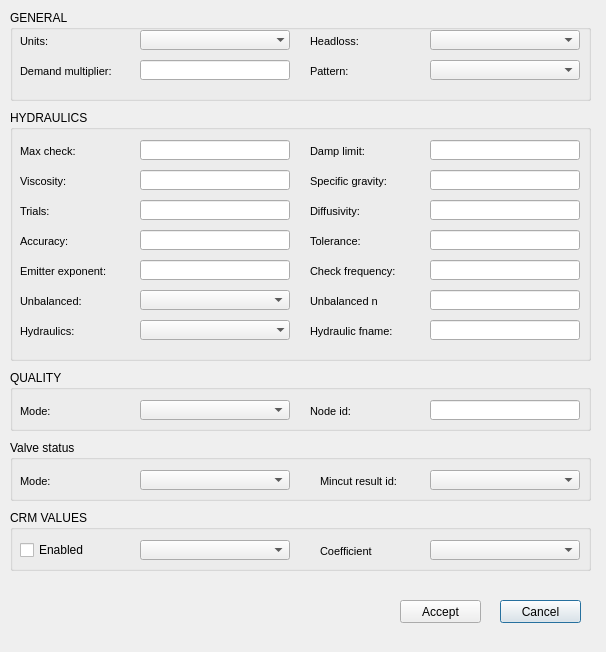
Old version of the form ui/ws_options.ui in the repository Giswater/giswater_qgis_plugin.
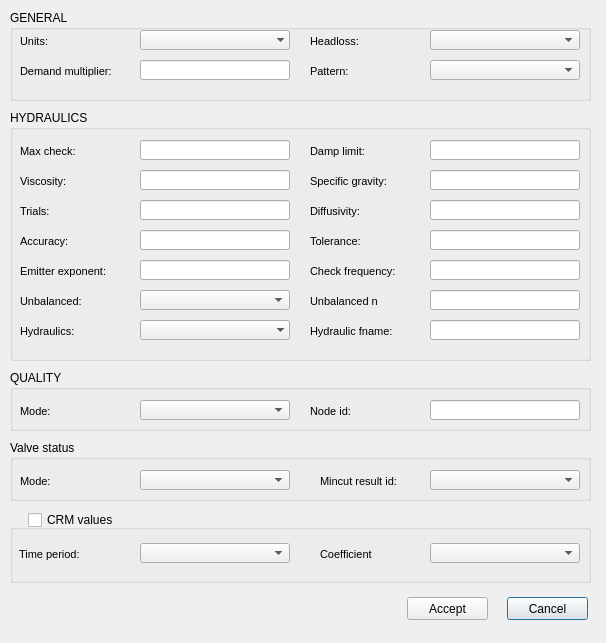
New version of the form.

Commit message: Update ws_options form

The edit to the form file:
```diff
--- a/ui/ws_options.ui
+++ b/ui/ws_options.ui
@@ -7,7 +7,7 @@
     <x>0</x>
     <y>0</y>
     <width>606</width>
-    <height>652</height>
+    <height>643</height>
    </rect>
   </property>
   <property name="windowTitle">
@@ -16,8 +16,8 @@
   <widget class="QPushButton" name="btn_cancel">
    <property name="geometry">
     <rect>
-     <x>500</x>
-     <y>600</y>
+     <x>507</x>
+     <y>597</y>
      <width>81</width>
      <height>23</height>
     </rect>
@@ -29,8 +29,8 @@
   <widget class="QPushButton" name="btn_accept">
    <property name="geometry">
     <rect>
-     <x>400</x>
-     <y>600</y>
+     <x>407</x>
+     <y>597</y>
      <width>81</width>
      <height>23</height>
     </rect>
@@ -1261,17 +1261,17 @@
      <x>10</x>
      <y>510</y>
      <width>581</width>
-     <height>61</height>
+     <height>73</height>
     </rect>
    </property>
    <property name="title">
-    <string>CRM VALUES</string>
+    <string>                              </string>
    </property>
    <widget class="QLabel" name="label_quality_6">
     <property name="geometry">
      <rect>
       <x>310</x>
-      <y>30</y>
+      <y>33</y>
       <width>101</width>
       <height>22</height>
      </rect>
@@ -1308,7 +1308,7 @@
     <property name="geometry">
      <rect>
       <x>420</x>
-      <y>30</y>
+      <y>33</y>
       <width>150</width>
       <height>20</height>
      </rect>
@@ -1318,7 +1318,7 @@
     <property name="geometry">
      <rect>
       <x>130</x>
-      <y>30</y>
+      <y>33</y>
       <width>150</width>
       <height>20</height>
      </rect>
@@ -1327,14 +1327,51 @@
    <widget class="QCheckBox" name="chk_enabled">
     <property name="geometry">
      <rect>
-      <x>10</x>
-      <y>30</y>
-      <width>81</width>
+      <x>18</x>
+      <y>0</y>
+      <width>106</width>
       <height>20</height>
      </rect>
     </property>
     <property name="text">
-     <string>Enabled</string>
+     <string>CRM values</string>
+    </property>
+   </widget>
+   <widget class="QLabel" name="label_time_period">
+    <property name="geometry">
+     <rect>
+      <x>9</x>
+      <y>33</y>
+      <width>115</width>
+      <height>22</height>
+     </rect>
+    </property>
+    <property name="font">
+     <font>
+      <pointsize>8</pointsize>
+      <italic>false</italic>
+     </font>
+    </property>
+    <property name="frameShape">
+     <enum>QFrame::NoFrame</enum>
+    </property>
+    <property name="frameShadow">
+     <enum>QFrame::Plain</enum>
+    </property>
+    <property name="text">
+     <string>Time period:</string>
+    </property>
+    <property name="textFormat">
+     <enum>Qt::AutoText</enum>
+    </property>
+    <property name="scaledContents">
+     <bool>false</bool>
+    </property>
+    <property name="alignment">
+     <set>Qt::AlignLeading|Qt::AlignLeft|Qt::AlignVCenter</set>
+    </property>
+    <property name="margin">
+     <number>3</number>
     </property>
    </widget>
   </widget>
```
Left out of the diff: 6 changed lines with no effect on the pictures.
